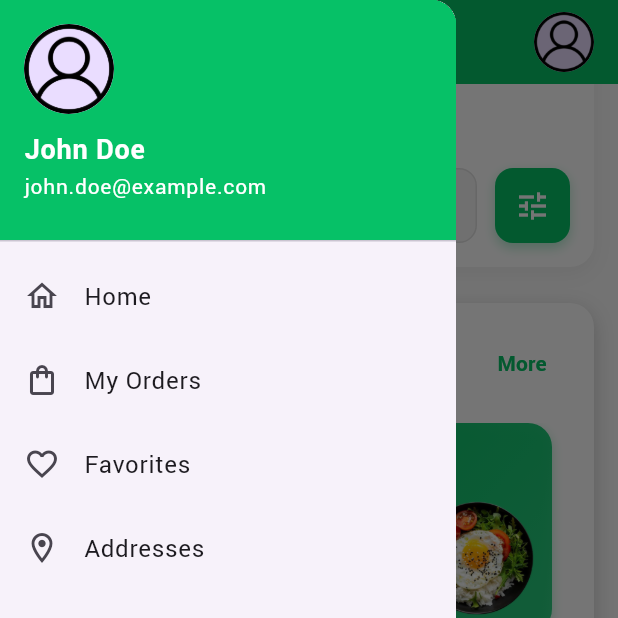
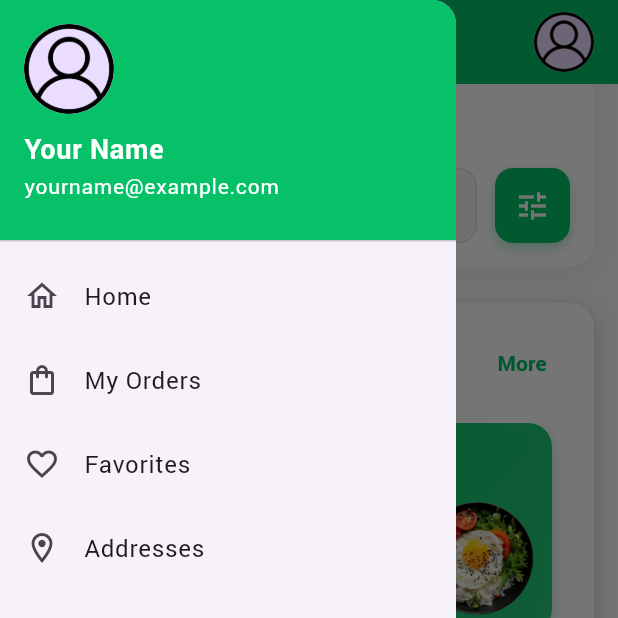
Before and after one commit to chamudithaperera/Flutter-Dart-project-04-UberEats-FoodApp, a Flutter app: the HomePage screen opened directly, scrolled down 47 dp, after a tap on the "menu" icon, on a phone screen of 412 x 824 dp, the top half of it. Run offline on Flutter 3.47's test engine with Material 3 defaults, Android fonts, the phone set to English and light mode, and no system bars; our stand-ins replace geocoding, geolocator, google_fonts, google_maps_flutter, image_picker.

Commit message:
d11/15commit1

```diff
--- a/lib/login_screen.dart
+++ b/lib/login_screen.dart
@@ -154,7 +154,7 @@ class _LoginScreenState extends State<LoginScreen> {
                     onPressed: () {
                   Navigator.push(
                     context,
-                    MaterialPageRoute(builder: (context) => HomeScreen()),
+                    MaterialPageRoute(builder: (context) => const HomeScreen()),
                   );
                 },
                     style: ElevatedButton.styleFrom(
--- a/lib/pages/custom_drawer.dart
+++ b/lib/pages/custom_drawer.dart
@@ -25,7 +25,7 @@ class CustomDrawer extends StatelessWidget {
                 ),
                 const SizedBox(height: 10),
                 Text(
-                  'John Doe',
+                  'Your Name',
                   style: GoogleFonts.roboto(
                     color: Colors.white,
                     fontSize: 18,
@@ -33,7 +33,7 @@ class CustomDrawer extends StatelessWidget {
                   ),
                 ),
                 Text(
-                  'john.doe@example.com',
+                  'yourname@example.com',
                   style: GoogleFonts.roboto(
                     color: Colors.white,
                     fontSize: 14,
--- a/lib/pages/home_page.dart
+++ b/lib/pages/home_page.dart
@@ -58,7 +58,7 @@ class _HomePageState extends State<HomePage> {
             crossAxisAlignment: CrossAxisAlignment.start,
             children: [
               Container(
-                padding: EdgeInsets.all(16),
+                padding: const EdgeInsets.all(16),
                 decoration: BoxDecoration(
                   color: Colors.white,
                   borderRadius: BorderRadius.circular(16),
@@ -66,7 +66,7 @@ class _HomePageState extends State<HomePage> {
                     BoxShadow(
                       color: Colors.black.withOpacity(0.05),
                       blurRadius: 10,
-                      offset: Offset(0, 4),
+                      offset: const Offset(0, 4),
                     ),
                   ],
                 ),
@@ -81,7 +81,7 @@ class _HomePageState extends State<HomePage> {
                         fontWeight: FontWeight.w500,
                       ),
                     ),
-                    Text(
+                    const Text(
                       "Chamuditha Perera",
                       style: TextStyle(
                         fontSize: 24,
@@ -89,14 +89,14 @@ class _HomePageState extends State<HomePage> {
                         color: Colors.black87,
                       ),
                     ),
-                    SizedBox(height: 16),
-                    custom.SearchBar(),
+                    const SizedBox(height: 16),
+                    const custom.SearchBar(),
                   ],
                 ),
               ),
-              SizedBox(height: 24),
+              const SizedBox(height: 24),
               CategoriesSection(),
-              SizedBox(height: 24),
+              const SizedBox(height: 24),
               PopularSection(),
             ],
           ),
--- a/lib/pages/messages_page.dart
+++ b/lib/pages/messages_page.dart
@@ -6,6 +6,8 @@ import 'chat_list.dart';
 import 'chat.dart';
 
 class MessagesPage extends StatefulWidget {
+  const MessagesPage({super.key});
+
   @override
   _MessagesPageState createState() => _MessagesPageState();
 }
--- a/lib/pages/orders_page.dart
+++ b/lib/pages/orders_page.dart
@@ -8,7 +8,7 @@ import 'location_service.dart';
 class DeliveryTrackingMap extends StatefulWidget {
   final String orderId;
 
-  const DeliveryTrackingMap({Key? key, required this.orderId}) : super(key: key);
+  const DeliveryTrackingMap({super.key, required this.orderId});
 
   @override
   State<DeliveryTrackingMap> createState() => _DeliveryTrackingMapState();
--- a/lib/pages/profile_page.dart
+++ b/lib/pages/profile_page.dart
@@ -18,7 +18,7 @@ class _ProfilePageState extends State<ProfilePage> {
   final LocationService _locationService = LocationService();
 
   String userName = 'Your Name';
-  String userEmail = 'YourName@example.com';
+  String userEmail = 'yourname@example.com';
   String userLocation = 'Western Province, Kalutara';
   String userContact = '+94 123 456 789';
   File? _profileImage;
@@ -450,7 +450,7 @@ class _ProfilePageState extends State<ProfilePage> {
     showDialog(
       context: context,
       builder: (context) {
-        return ChangePasswordDialog();
+        return const ChangePasswordDialog();
       },
     );
   }
--- a/lib/widgets/all_categories.dart
+++ b/lib/widgets/all_categories.dart
@@ -5,13 +5,15 @@ import 'dinner_items.dart';
 import 'other_items.dart';
 
 class AllCategoriesPage extends StatefulWidget {
+  const AllCategoriesPage({super.key});
+
   @override
   _AllCategoriesPageState createState() => _AllCategoriesPageState();
 }
 
 class _AllCategoriesPageState extends State<AllCategoriesPage> with SingleTickerProviderStateMixin {
   late TabController _tabController;
-  final Color primaryColor = Color(0xFF06C167);
+  final Color primaryColor = const Color(0xFF06C167);
 
   @override
   void initState() {
@@ -112,7 +114,7 @@ class _AllCategoriesPageState extends State<AllCategoriesPage> with SingleTicker
     return Scaffold(
       appBar: AppBar(
         leading: IconButton(
-          icon: Icon(Icons.arrow_back, color: Colors.white),
+          icon: const Icon(Icons.arrow_back, color: Colors.white),
           onPressed: () {
             Navigator.pop(context);
           },
--- a/lib/widgets/categories_section.dart
+++ b/lib/widgets/categories_section.dart
@@ -53,7 +53,7 @@ class CategoriesSection extends StatelessWidget {
                 onPressed: () {
                   Navigator.push(
                     context,
-                    MaterialPageRoute(builder: (context) => AllCategoriesPage()),
+                    MaterialPageRoute(builder: (context) => const AllCategoriesPage()),
                   );
                 },
               ),
--- a/lib/widgets/popular_section.dart
+++ b/lib/widgets/popular_section.dart
@@ -66,7 +66,7 @@ class PopularSection extends StatelessWidget {
                 onPressed: () {
                   Navigator.push(
                     context,
-                    MaterialPageRoute(builder: (context) => AllPopularItems()),
+                    MaterialPageRoute(builder: (context) => const AllPopularItems()),
                   );
                 },
                 child: const Text(
@@ -112,7 +112,7 @@ class PopularSection extends StatelessWidget {
                         onTap: () {
                           Navigator.push(
                             context,
-                            MaterialPageRoute(builder: (context) => FoodDetailPage()),
+                            MaterialPageRoute(builder: (context) => const FoodDetailPage()),
                           );
                         },
                         child: Stack(
```
Also changed, not shown: lib/homepage.dart (+4 -4 lines), lib/widgets/allPopularItems.dart (+9 -7 lines), lib/widgets/foodDetailPage.dart (+6 -6 lines), lib/widgets/foodOrderPayment.dart (+6 -6 lines), pubspec.lock (deleted), 1 other file.
